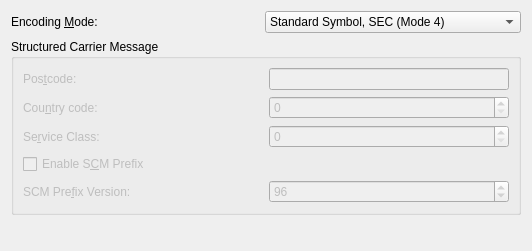
Old version of the form frontend_qt/grpMaxicode.ui in the repository zint/zint.
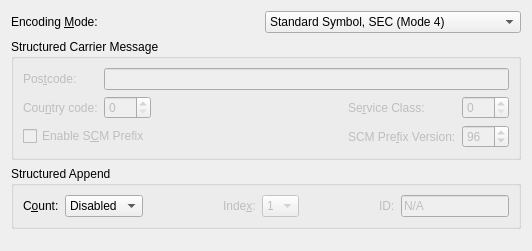
New version of the form.

Commit message: Add Structured Append support for AZTEC, CODEONE, DATAMATRIX, DOTCODE,   GRIDMATRIX, MAXICODE, MICROPDF417, PDF417, QRCODE, ULTRA DOTCODE: use pre-calculated generator poly coeffs in Reed-Solomon for   performance improvement PDF417/MICROPDF417: use common routine pdf417_initial() GUI: code lines <= 118, shorthand widget_obj(),   shorten calling upcean_addon_gap(), upcean_guard_descent() various backend: var name debug -> debug_print

```diff
--- a/frontend_qt/grpMaxicode.ui
+++ b/frontend_qt/grpMaxicode.ui
@@ -118,7 +118,7 @@
         </property>
        </widget>
       </item>
-      <item row="0" column="1">
+      <item row="0" column="1" colspan="4">
        <widget class="QLineEdit" name="txtMaxiSCMPostcode">
         <property name="enabled">
          <bool>false</bool>
@@ -189,7 +189,20 @@
         </property>
        </widget>
       </item>
-      <item row="2" column="0">
+      <item row="1" column="2">
+       <spacer name="spacerMaxiSCM12">
+        <property name="orientation">
+         <enum>Qt::Horizontal</enum>
+        </property>
+        <property name="sizeHint">
+         <size>
+          <width>10</width>
+          <height>20</height>
+         </size>
+        </property>
+       </spacer>
+	  </item>
+      <item row="1" column="3">
        <widget class="QLabel" name="lblMaxiSCMService">
         <property name="enabled">
          <bool>false</bool>
@@ -210,7 +223,7 @@
         </property>
        </widget>
       </item>
-      <item row="2" column="1">
+      <item row="1" column="4">
        <widget class="QSpinBox" name="spnMaxiSCMService">
         <property name="enabled">
          <bool>false</bool>
@@ -237,7 +250,7 @@
         </property>
        </widget>
       </item>
-      <item row="3" column="0">
+      <item row="2" column="0" colspan="2">
        <widget class="QCheckBox" name="chkMaxiSCMVV">
         <property name="enabled">
          <bool>false</bool>
@@ -252,7 +265,20 @@
         </property>
        </widget>
       </item>
-      <item row="4" column="0">
+      <item row="2" column="2">
+       <spacer name="spacerMaxiSCM22">
+        <property name="orientation">
+         <enum>Qt::Horizontal</enum>
+        </property>
+        <property name="sizeHint">
+         <size>
+          <width>10</width>
+          <height>20</height>
+         </size>
+        </property>
+       </spacer>
+	  </item>
+      <item row="2" column="3">
        <widget class="QLabel" name="lblMaxiSCMVV">
         <property name="enabled">
          <bool>false</bool>
@@ -272,7 +298,7 @@
         </property>
        </widget>
       </item>
-      <item row="4" column="1">
+      <item row="2" column="4">
        <widget class="QSpinBox" name="spnMaxiSCMVV">
         <property name="enabled">
          <bool>false</bool>
@@ -301,6 +327,235 @@
      </layout>
     </widget>
    </item>
+   <item>
+    <widget class="QGroupBox" name="groupBoxMaxiStructApp">
+     <property name="title">
+      <string>Structured Append</string>
+     </property>
+     <property name="toolTip">
+      <string>MaxiCode supports Structured Append of up to
+8 symbols</string>
+     </property>
+     <layout class="QGridLayout" name="gridLayoutMaxiStructApp">
+      <item row="0" column="0">
+       <widget class="QLabel" name="lblMaxiStructAppCount">
+        <property name="toolTip">
+         <string>Mark symbol as part of a Structured Append sequence
+containing a total of this number of symbols
+Value ranges from 2 to 8</string>
+        </property>
+        <property name="text">
+         <string>C&amp;ount:</string>
+        </property>
+        <property name="alignment">
+         <set>Qt::AlignLeft|Qt::AlignLeading|Qt::AlignVCenter</set>
+        </property>
+        <property name="buddy">
+         <cstring>cmbMaxiStructAppCount</cstring>
+        </property>
+       </widget>
+      </item>
+      <item row="0" column="1">
+       <widget class="QComboBox" name="cmbMaxiStructAppCount">
+        <property name="sizePolicy">
+         <sizepolicy hsizetype="Preferred" vsizetype="Fixed">
+          <horstretch>0</horstretch>
+          <verstretch>0</verstretch>
+         </sizepolicy>
+        </property>
+        <property name="toolTip">
+         <string>Mark symbol as part of a Structured Append sequence
+containing a total of this number of symbols
+Value ranges from 2 to 8</string>
+        </property>
+        <item>
+         <property name="text">
+          <string>Disabled</string>
+         </property>
+        </item>
+        <item>
+         <property name="text">
+          <string>2</string>
+         </property>
+        </item>
+        <item>
+         <property name="text">
+          <string>3</string>
+         </property>
+        </item>
+        <item>
+         <property name="text">
+          <string>4</string>
+         </property>
+        </item>
+        <item>
+         <property name="text">
+          <string>5</string>
+         </property>
+        </item>
+        <item>
+         <property name="text">
+          <string>6</string>
+         </property>
+        </item>
+        <item>
+         <property name="text">
+          <string>7</string>
+         </property>
+        </item>
+        <item>
+         <property name="text">
+          <string>8</string>
+         </property>
+        </item>
+       </widget>
+      </item>
+      <item row="0" column="2">
+       <spacer name="spacerMaxiStructApp2">
+        <property name="orientation">
+         <enum>Qt::Horizontal</enum>
+        </property>
+        <property name="sizeHint">
+         <size>
+          <width>10</width>
+          <height>20</height>
+         </size>
+        </property>
+       </spacer>
+	  </item>
+      <item row="0" column="3">
+       <widget class="QLabel" name="lblMaxiStructAppIndex">
+        <property name="enabled">
+         <bool>false</bool>
+        </property>
+        <property name="toolTip">
+         <string>Position of symbol in Structured Append sequence
+Value ranges from 1 to count
+(ignored if disabled)</string>
+        </property>
+        <property name="text">
+         <string>Inde&amp;x:</string>
+        </property>
+        <property name="alignment">
+         <set>Qt::AlignLeft|Qt::AlignLeading|Qt::AlignVCenter</set>
+        </property>
+        <property name="buddy">
+         <cstring>cmbMaxiStructAppIndex</cstring>
+        </property>
+       </widget>
+      </item>
+      <item row="0" column="4">
+       <widget class="QComboBox" name="cmbMaxiStructAppIndex">
+        <property name="enabled">
+         <bool>false</bool>
+        </property>
+        <property name="sizePolicy">
+         <sizepolicy hsizetype="Preferred" vsizetype="Fixed">
+          <horstretch>0</horstretch>
+          <verstretch>0</verstretch>
+         </sizepolicy>
+        </property>
+        <property name="toolTip">
+         <string>Position of symbol in Structured Append sequence
+Value ranges from 1 to count
+(ignored if disabled)</string>
+        </property>
+        <item>
+         <property name="text">
+          <string>1</string>
+         </property>
+        </item>
+        <item>
+         <property name="text">
+          <string>2</string>
+         </property>
+        </item>
+        <item>
+         <property name="text">
+          <string>3</string>
+         </property>
+        </item>
+        <item>
+         <property name="text">
+          <string>4</string>
+         </property>
+        </item>
+        <item>
+         <property name="text">
+          <string>5</string>
+         </property>
+        </item>
+        <item>
+         <property name="text">
+          <string>6</string>
+         </property>
+        </item>
+        <item>
+         <property name="text">
+          <string>7</string>
+         </property>
+        </item>
+        <item>
+         <property name="text">
+          <string>8</string>
+         </property>
+        </item>
+       </widget>
+      </item>
+      <item row="0" column="5">
+       <spacer name="spacerMaxiStructApp5">
+        <property name="orientation">
+         <enum>Qt::Horizontal</enum>
+        </property>
+        <property name="sizeHint">
+         <size>
+          <width>10</width>
+          <height>20</height>
+         </size>
+        </property>
+       </spacer>
+	  </item>
+      <item row="0" column="6">
+       <widget class="QLabel" name="lblMaxiStructAppIDDisabled">
+        <property name="enabled">
+         <bool>false</bool>
+        </property>
+        <property name="toolTip">
+         <string>Structured Append ID not available for MaxiCode</string>
+        </property>
+        <property name="text">
+         <string>ID:</string>
+        </property>
+        <property name="alignment">
+         <set>Qt::AlignLeft|Qt::AlignLeading|Qt::AlignVCenter</set>
+        </property>
+        <property name="buddy">
+         <cstring>txtMaxiStructAppIDDisabled</cstring>
+        </property>
+       </widget>
+      </item>
+      <item row="0" column="7">
+       <widget class="QLineEdit" name="txtMaxiStructAppIDDisabled">
+        <property name="enabled">
+         <bool>false</bool>
+        </property>
+        <property name="sizePolicy">
+         <sizepolicy hsizetype="Preferred" vsizetype="Fixed">
+          <horstretch>0</horstretch>
+          <verstretch>0</verstretch>
+         </sizepolicy>
+        </property>
+        <property name="toolTip">
+         <string>Structured Append ID not available for MaxiCode</string>
+        </property>
+        <property name="text">
+         <string>N/A</string>
+        </property>
+       </widget>
+      </item>
+     </layout>
+    </widget>
+   </item>
    <item>
     <spacer name="verticalSpacer">
      <property name="orientation">
```
Left out of the diff: 7 changed lines with no effect on the pictures. The commit also changes 68 other files.
